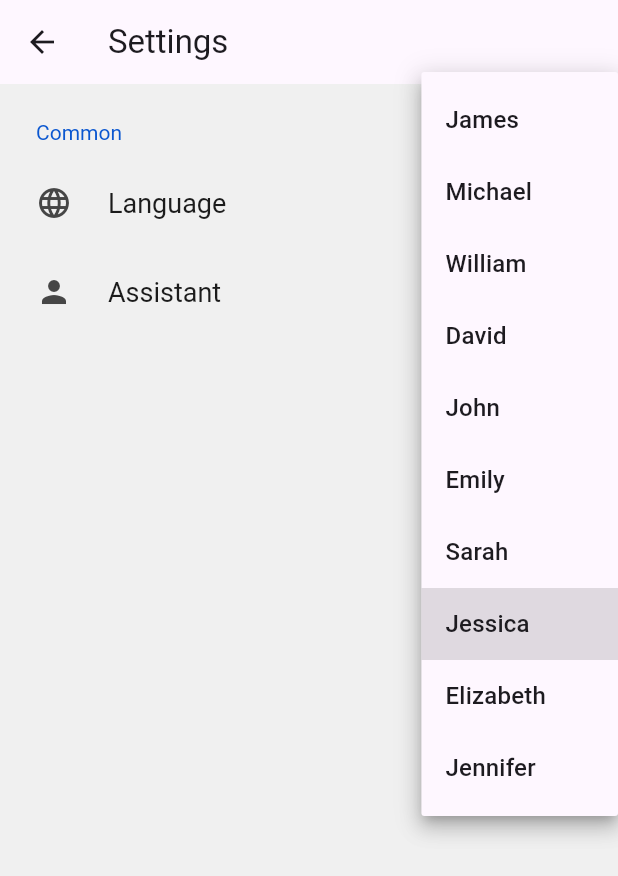
After one commit to smalltong02/keras-mobile-chatbot, a Flutter app: the SettingScreen screen opened directly, after a tap on "Jessica", on a phone screen of 412 x 824 dp. The commit adds this screen. Shown: the top 876 px of the screen. Run offline on Flutter 3.47's test engine with Material 3 defaults, Android fonts, the phone set to English and light mode, and no system bars; drawn by our look-alikes of settings_ui; our stand-ins replace file_picker, flutter_dotenv, google_generative_ai, google_maps_flutter, google_sign_in, googleapis_auth and 5 more; missing offline and left inert: extension_google_sign_in_as_googleapis_auth, flutter_polyline_points, geocode, googleapis, neom_maps_services; network calls fail.

Commit message:
Support multiple modes, search engine, assistant name change, and add settings page.

```diff
--- /dev/null
+++ b/lib/setting_page.dart
@@ -0,0 +1,80 @@
+import 'package:flutter/material.dart';
+import 'package:provider/provider.dart';
+import 'package:settings_ui/settings_ui.dart';
+import 'package:keras_mobile_chatbot/utils.dart';
+
+class SettingScreen extends StatefulWidget {
+  const SettingScreen({Key? key}) : super(key: key);
+
+  @override
+  _SettingScreenState createState() => _SettingScreenState();
+}
+
+class _SettingScreenState extends State<SettingScreen> {
+  String assistantName = "Jessica";
+
+  @override
+  void initState() {
+    assistantName = Provider.of<SettingProvider>(context, listen: false).currentRole;
+  }
+
+  @override
+  Widget build(BuildContext context) {
+    return Scaffold(
+      appBar: AppBar(
+        title: Text('Settings'),
+      ),
+      body: SettingsList(
+        sections: [
+          SettingsSection(
+            title: Text('Common'),
+            tiles: <SettingsTile>[
+              // SettingsTile.switchTile(
+              //   onToggle: (value) {},
+              //   initialValue: true,
+              //   leading: Icon(Icons.format_paint),
+              //   title: Text('Enable custom theme'),
+              // ),
+              SettingsTile.navigation(
+                leading: Icon(Icons.language),
+                title: Text('Language'),
+                trailing: DropdownButton<String>(
+                  value: 'English',
+                  onChanged: (String? newValue) {
+                  },
+                  items: <String>['English']
+                      .map<DropdownMenuItem<String>>((String value) {
+                    return DropdownMenuItem<String>(
+                      value: value,
+                      child: Text(value),
+                    );
+                  }).toList(),
+                ),
+              ),
+              SettingsTile.navigation(
+                leading: Icon(Icons.person),
+                title: Text('Assistant'),
+                trailing: DropdownButton<String>(
+                  value: assistantName,
+                  onChanged: (String? newValue) {
+                    assistantName = newValue!;
+                    Provider.of<SettingProvider>(context, listen: false).updateRole(newValue);
+                    setState(() {
+                    });
+                  },
+                  items: <String>["James","Michael","William","David","John","Emily","Sarah","Jessica","Elizabeth","Jennifer"]
+                      .map<DropdownMenuItem<String>>((String value) {
+                    return DropdownMenuItem<String>(
+                      value: value,
+                      child: Text(value),
+                    );
+                  }).toList(),
+                ),
+              ),
+            ],
+          ),
+        ],
+      ),
+    );
+  }
+}
--- a/lib/utils.dart
+++ b/lib/utils.dart
@@ -3,7 +3,10 @@ import 'package:intl/intl.dart';
 import 'package:http/http.dart' as http;
 import 'package:timezone/data/latest.dart' as tz;
 import 'package:timezone/timezone.dart' as tz;
+import 'package:flutter/material.dart';
 import 'package:path_provider/path_provider.dart';
+
+const String systemInstruction = "You are now my secretary, and you need to help me solve problems in my personal life or at work. Your name is ";
 
 final List<Map<String, String>> googleDocsTypes = [
   {"application/vnd.google-apps.audio": "audio/wav"},
@@ -26,6 +29,19 @@ final List<Map<String, String>> googleDocsTypes = [
   {"application/vnd.google-apps.unknown": ""},
   {"application/vnd.google-apps.video": "video/mp4"},
 ];
+
+class SettingProvider with ChangeNotifier {
+  String _currentRole = 'Jessica';
+
+  String get currentRole => _currentRole;
+
+  void updateRole(String? newRole) {
+    if(newRole != null) {
+      _currentRole = newRole;
+      notifyListeners();
+    }
+  }
+}
 
 String _extractValue(String geocode, String key) {
   final regex = RegExp('$key=([^,]+)');
```
Also changed, not shown: lib/chat.dart (+93 -3 lines), lib/function_call.dart (+56 -1 lines), lib/main.dart (+8 -2 lines), lib/home_page.dart (line endings or trailing spaces).
